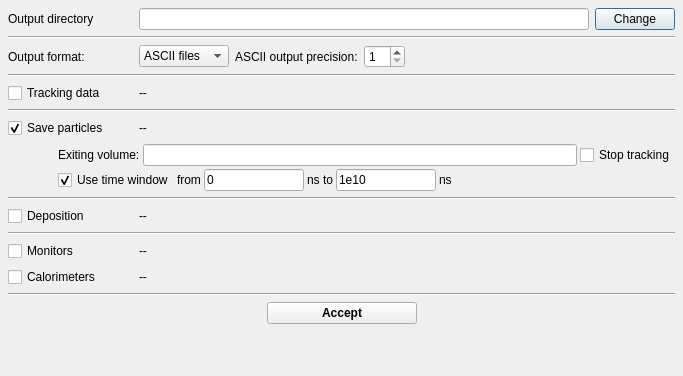
The window that ants3bundle/src/ants3/gui/particleSim/aparticlesimoutputdialog.ui (andrmor/ANTS3bundle) describes before a commit, drawn with Qt 5.
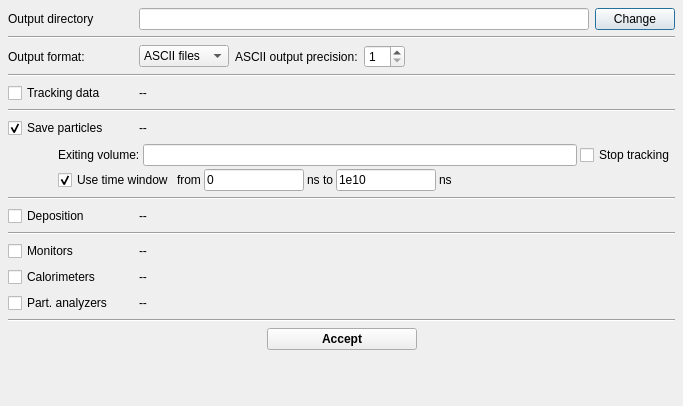
The same window after the commit.

The edit to the form file:
```diff
--- a/ants3bundle/src/ants3/gui/particleSim/aparticlesimoutputdialog.ui
+++ b/ants3bundle/src/ants3/gui/particleSim/aparticlesimoutputdialog.ui
@@ -7,7 +7,7 @@
     <x>0</x>
     <y>0</y>
     <width>683</width>
-    <height>376</height>
+    <height>406</height>
    </rect>
   </property>
   <property name="sizePolicy">
@@ -510,7 +510,47 @@
      <item>
       <spacer name="horizontalSpacer_9">
        <property name="orientation">
-        <enum>Qt::Horizontal</enum>
+        <enum>Qt::Orientation::Horizontal</enum>
+       </property>
+       <property name="sizeHint" stdset="0">
+        <size>
+         <width>40</width>
+         <height>20</height>
+        </size>
+       </property>
+      </spacer>
+     </item>
+    </layout>
+   </item>
+   <item>
+    <layout class="QHBoxLayout" name="horizontalLayout_11">
+     <property name="topMargin">
+      <number>0</number>
+     </property>
+     <item>
+      <widget class="QCheckBox" name="cbParticleAnalyzers">
+       <property name="minimumSize">
+        <size>
+         <width>125</width>
+         <height>0</height>
+        </size>
+       </property>
+       <property name="text">
+        <string>Part. analyzers</string>
+       </property>
+      </widget>
+     </item>
+     <item>
+      <widget class="QLabel" name="labParticleAnalyzers">
+       <property name="text">
+        <string>--</string>
+       </property>
+      </widget>
+     </item>
+     <item>
+      <spacer name="horizontalSpacer_10">
+       <property name="orientation">
+        <enum>Qt::Orientation::Horizontal</enum>
        </property>
        <property name="sizeHint" stdset="0">
         <size>
```
Left out of the diff: 36 changed lines with no effect on the pictures.
